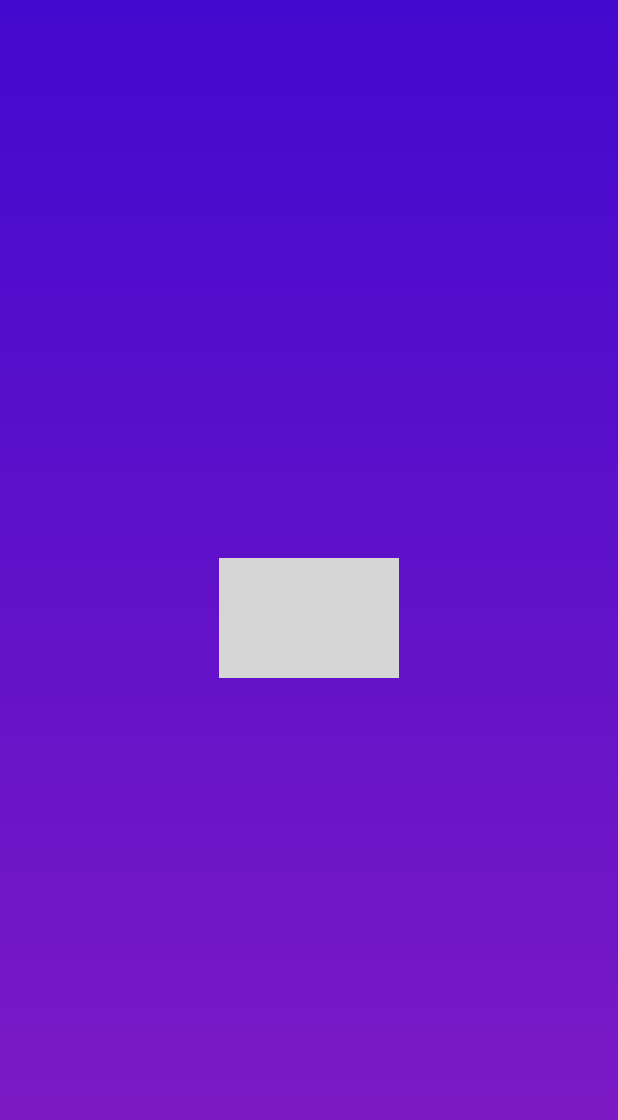
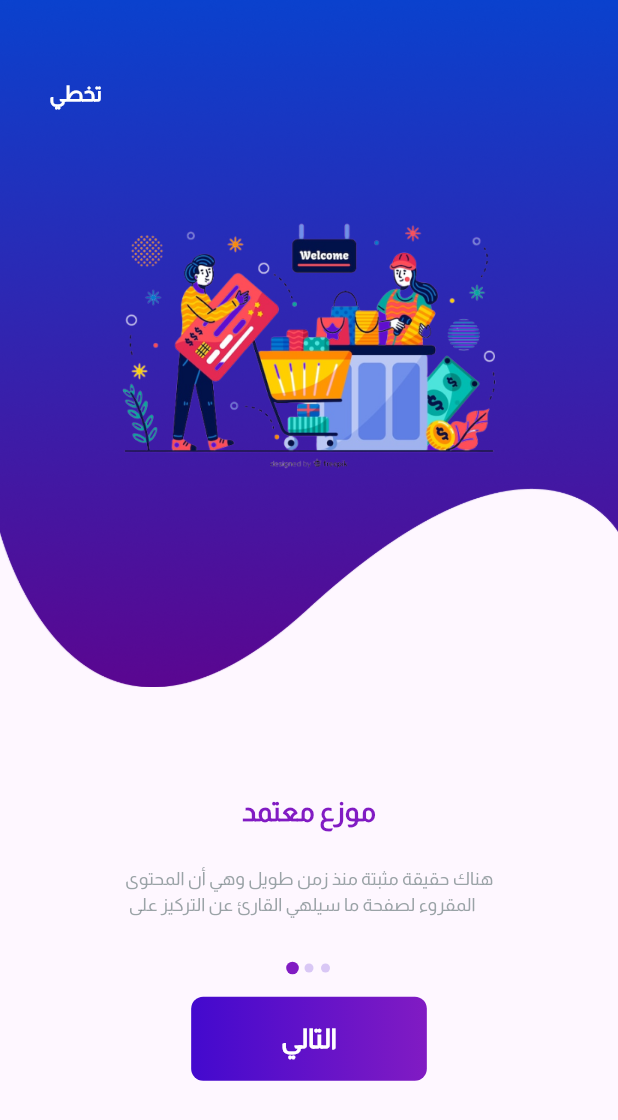
Before and after one commit to Elhaw2003/mr-candy-app, a Flutter app: the screen it shows after launch, on a phone screen of 412 x 824 dp. Shown: the top 1120 px of the screen. Run offline on Flutter 3.47's test engine with Material 3 defaults, Android fonts, the phone set to English and light mode, and no system bars; drawn by our look-alikes of smooth_page_indicator; our stand-ins replace animate_do; grey boxes are pictures that could not be loaded.

Commit message:
onboarding design only finish

```diff
--- a/lib/core/utilies/app_colors.dart
+++ b/lib/core/utilies/app_colors.dart
@@ -3,4 +3,6 @@ import 'dart:ui';
 class AppColors{
   static const Color blue = Color(0xff4309CE);
   static const Color purple = Color(0xff811BC3);
+  static const Color white = Color(0xffFFFFFF);
+  static const Color grey = Color(0xff707F81);
 }
--- /dev/null
+++ b/lib/core/utilies/app_fonts.dart
@@ -0,0 +1,3 @@
+class AppFonts{
+  static const String almarai = "Almarai";
+}
--- a/lib/core/utilies/app_images.dart
+++ b/lib/core/utilies/app_images.dart
@@ -1,3 +1,7 @@
 class AppImages{
   static const String logoSplash = "assets/images/logo_splash.png";
+  static const String containerOnboarding = "assets/images/container_onboarding.png";
+  static const String onboarding1 = "assets/images/onboarding1.png";
+  static const String onboarding2 = "assets/images/onboarding2.png";
+  static const String onboarding3 = "assets/images/onboarding3.png";
 }
--- /dev/null
+++ b/lib/core/utilies/app_texts.dart
@@ -0,0 +1,11 @@
+class AppTexts{
+  static const String skip = "تخطي";
+  static const String next = "التالي";
+  static const String start = "ابدأ";
+  static const String titleInOnboarding1 = "موزع معتمد";
+  static const String titleInOnboarding2 = "طلباتك كلها عندنا";
+  static const String titleInOnboarding3 = "اطلب  حاجتك بكل سهولة";
+  static const String descInOnboarding1 = """هناك حقيقة مثبتة منذ زمن طويل وهي أن المحتوى\n المقروء لصفحة ما سيلهي القارئ عن التركيز على """;
+  static const String descInOnboarding2 = """هناك حقيقة مثبتة منذ زمن طويل وهي أن المحتوى المقروء لصفحة ما سيلهي القارئ عن التركيز على """;
+  static const String descInOnboarding3 = """هناك حقيقة مثبتة منذ زمن طويل وهي أن المحتوى المقروء لصفحة ما سيلهي القارئ عن التركيز على """;
+}
--- /dev/null
+++ b/lib/core/widgets/custom_button.dart
@@ -0,0 +1,33 @@
+import 'package:flutter/material.dart';
+import 'package:mr_candy_app/core/utilies/app_colors.dart';
+import 'package:mr_candy_app/core/utilies/app_texts.dart';
+
+class CustomButton extends StatelessWidget {
+  const CustomButton({super.key, this.onPressed});
+  final void Function()? onPressed;
+  @override
+  Widget build(BuildContext context) {
+    return Container(
+      padding: const EdgeInsets.symmetric(horizontal: 60,vertical: 15),
+      decoration: BoxDecoration(
+        borderRadius: BorderRadius.circular(8),
+        gradient: const LinearGradient(
+            colors: [
+              AppColors.blue,
+              AppColors.purple,
+            ],
+          begin: Alignment.centerLeft,
+          end: Alignment.centerRight,
+        )
+      ),
+      child: Text(
+          AppTexts.next,
+        style: TextStyle(
+          color: AppColors.white,
+          fontWeight: FontWeight.w700,
+          fontSize: 18
+        ),
+      ),
+    );
+  }
+}
--- /dev/null
+++ b/lib/featuers/onboarding/presentation/views/onboarding_screen.dart
@@ -0,0 +1,13 @@
+import 'package:flutter/material.dart';
+import 'package:mr_candy_app/featuers/onboarding/presentation/views/widgets/onboarding_body.dart';
+
+class OnboardingScreen extends StatelessWidget {
+  const OnboardingScreen({super.key});
+
+  @override
+  Widget build(BuildContext context) {
+    return  Scaffold(
+      body: OnboardingBody(),
+    );
+  }
+}
--- /dev/null
+++ b/lib/featuers/onboarding/presentation/views/widgets/onboarding_body.dart
@@ -0,0 +1,47 @@
+import 'package:flutter/material.dart';
+import 'package:mr_candy_app/core/utilies/app_texts.dart';
+import 'package:mr_candy_app/core/widgets/custom_button.dart';
+import 'package:mr_candy_app/featuers/onboarding/presentation/views/widgets/smooth_widget.dart';
+import 'package:mr_candy_app/featuers/onboarding/presentation/views/widgets/stack_widget.dart';
+
+import '../../../../../core/utilies/app_colors.dart';
+
+class OnboardingBody extends StatelessWidget {
+    OnboardingBody({super.key});
+    PageController pageController = PageController();
+  @override
+  Widget build(BuildContext context) {
+    return  PageView.builder(
+      controller: pageController,
+      itemBuilder: (context, index) {
+        return Column(
+          children: [
+            const StackWidget(),
+            const SizedBox(height: 70,),
+            const Text(
+              AppTexts.titleInOnboarding1,
+              style: TextStyle(
+                  color: AppColors.purple,
+                  fontSize: 18,
+                  fontWeight: FontWeight.w700
+              ),
+            ),
+            const SizedBox(height: 23,),
+            Text(
+              AppTexts.descInOnboarding1,
+              style: TextStyle(
+                  color: AppColors.grey.withOpacity(0.7),
+                  fontSize: 12,
+                  fontWeight: FontWeight.w400
+              ),
+            ),
+            const SizedBox(height: 30,),
+            SmoothWidget(pageController: pageController),
+            const SizedBox(height: 15,),
+            CustomButton()
+          ],
+        );
+      },
+    );
+  }
+}
--- /dev/null
+++ b/lib/featuers/onboarding/presentation/views/widgets/smooth_widget.dart
@@ -0,0 +1,24 @@
+import 'package:flutter/material.dart';
+import 'package:mr_candy_app/core/utilies/app_colors.dart';
+import 'package:smooth_page_indicator/smooth_page_indicator.dart';
+
+class SmoothWidget extends StatelessWidget {
+  const SmoothWidget({super.key, required this.pageController});
+  final PageController pageController ;
+  @override
+  Widget build(BuildContext context) {
+    return SmoothPageIndicator(
+      controller: pageController,
+      count:  3,
+      textDirection: TextDirection.rtl,
+      effect:  ScaleEffect(
+          spacing:  5.0,
+          radius:  6.0,
+          dotWidth:  6,
+          dotHeight:  6,
+          dotColor:  AppColors.blue.withOpacity(0.2),
+          activeDotColor:  AppColors.purple,
+      ),
+    )    ;
+  }
+}
--- /dev/null
+++ b/lib/featuers/onboarding/presentation/views/widgets/stack_widget.dart
@@ -0,0 +1,36 @@
+import 'package:flutter/material.dart';
+import 'package:mr_candy_app/core/utilies/app_texts.dart';
+
+import '../../../../../core/utilies/app_colors.dart';
+import '../../../../../core/utilies/app_images.dart';
+
+class StackWidget extends StatelessWidget {
+  const StackWidget({super.key});
+
+  @override
+  Widget build(BuildContext context) {
+    return Stack(
+      alignment: Alignment.center,
+      children: [
+        Image.asset(AppImages.containerOnboarding),
+        Image.asset(
+          AppImages.onboarding1,
+          width: 272,
+          height: 181,
+        ),
+        const Positioned(
+          top: 52,
+          left: 33,
+          child: Text(
+            AppTexts.skip,
+            style: TextStyle(
+              color: AppColors.white,
+              fontWeight: FontWeight.w700,
+              fontSize: 14,
+            ),
+          ),
+        )
+      ],
+    );
+  }
+}
--- a/lib/featuers/splash/presentation/views/splash_screen.dart
+++ b/lib/featuers/splash/presentation/views/splash_screen.dart
@@ -1,4 +1,5 @@
 import 'package:flutter/material.dart';
+import 'package:mr_candy_app/featuers/onboarding/presentation/views/onboarding_screen.dart';
 import 'package:mr_candy_app/featuers/splash/presentation/views/widgets/splash_body.dart';
 
 class SplashScreen extends StatefulWidget {
@@ -14,7 +15,11 @@ class _SplashScreenState extends State<SplashScreen> {
     // TODO: implement initState
     Future.delayed(
         const Duration(seconds: 4),
-        (){}
+        (){
+          Navigator.pushReplacement(context, MaterialPageRoute(builder: (c){
+            return const OnboardingScreen();
+          }));
+        }
     );
   }
   @override
--- a/lib/main.dart
+++ b/lib/main.dart
@@ -1,5 +1,7 @@
 import 'package:flutter/material.dart';
 import 'package:mr_candy_app/featuers/splash/presentation/views/splash_screen.dart';
+
+import 'core/utilies/app_fonts.dart';
 
 void main(){
   runApp(const MrCandyApp());
@@ -9,10 +11,12 @@ class MrCandyApp extends StatelessWidget {
 
   @override
   Widget build(BuildContext context) {
-    return const MaterialApp(
-
+    return  MaterialApp(
+      theme: ThemeData(
+        fontFamily: AppFonts.almarai,
+      ),
       debugShowCheckedModeBanner: false,
-      home: SplashScreen(),
+      home: const SplashScreen(),
     );
   }
 }
```
Also changed, not shown: pubspec.yaml (+5 -4 lines), assets/fonts/Almarai-Regular.ttf (added), assets/images/container_onboarding.png (added), assets/images/onboarding1.png (added), assets/images/onboarding2.png (added), assets/images/onboarding3.png (added), pubspec.lock.
